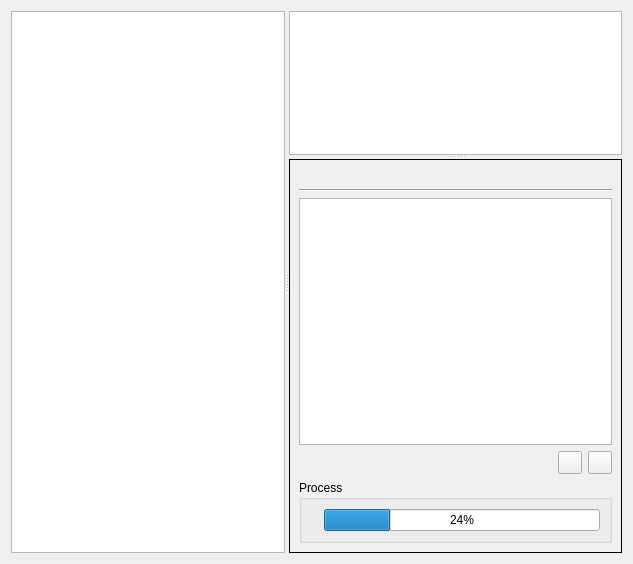
Old version of the form libs/datapackutils/widgets/servereditor.ui in the repository FreeHealth/freehealth.
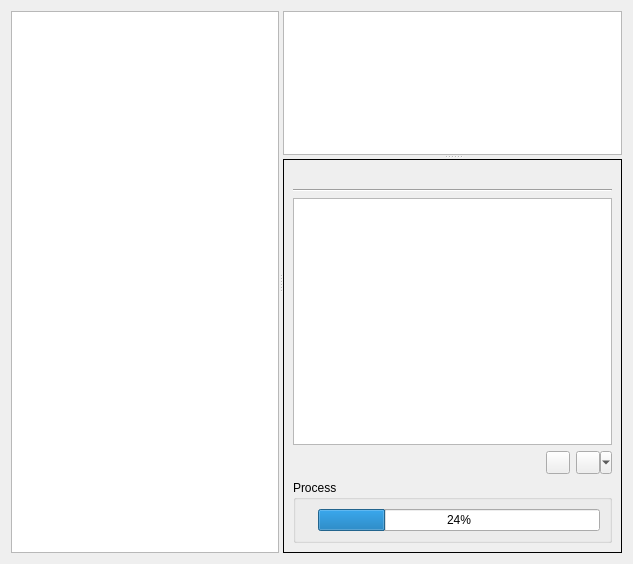
New version of the form. The open tabs and pages were chosen to show the change. Custom widgets are drawn as their Qt base class.

```diff
--- a/libs/datapackutils/widgets/servereditor.ui
+++ b/libs/datapackutils/widgets/servereditor.ui
@@ -19,7 +19,7 @@
      <property name="orientation">
       <enum>Qt::Horizontal</enum>
      </property>
-     <widget class="QWidget" name="">
+     <widget class="QWidget" name="layoutWidget">
       <layout class="QGridLayout" name="gridLayout_2">
        <property name="horizontalSpacing">
         <number>0</number>
@@ -228,6 +228,18 @@
            <property name="text">
             <string/>
            </property>
+           <property name="popupMode">
+            <enum>QToolButton::MenuButtonPopup</enum>
+           </property>
+           <property name="toolButtonStyle">
+            <enum>Qt::ToolButtonTextBesideIcon</enum>
+           </property>
+           <property name="autoRaise">
+            <bool>false</bool>
+           </property>
+           <property name="arrowType">
+            <enum>Qt::NoArrow</enum>
+           </property>
           </widget>
          </item>
          <item row="4" column="0" colspan="3">
@@ -264,6 +276,14 @@
    </item>
   </layout>
  </widget>
+ <customwidgets>
+  <customwidget>
+   <class>Utils::MiniSplitter</class>
+   <extends>QSplitter</extends>
+   <header location="global">utils/widgets/minisplitter.h</header>
+   <container>1</container>
+  </customwidget>
+ </customwidgets>
  <resources/>
  <connections/>
 </ui>
```
Left out of the diff: 6 changed lines with no effect on the pictures.
